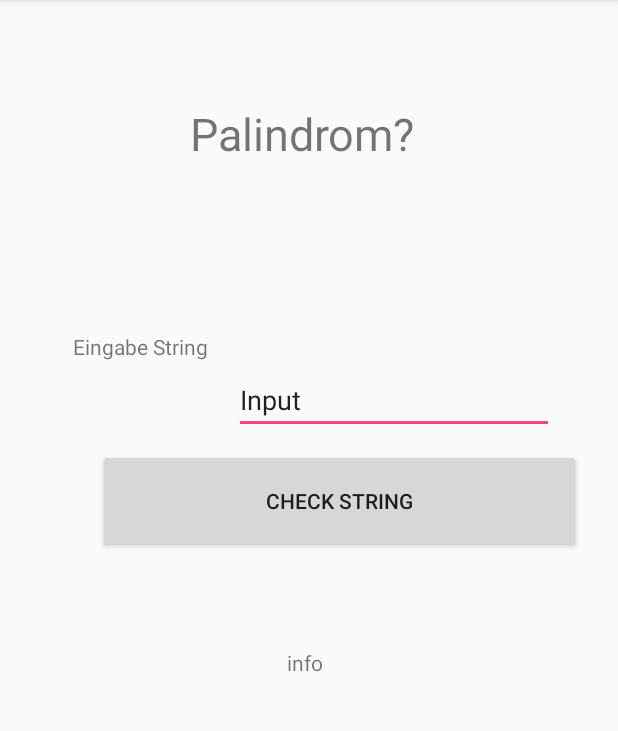
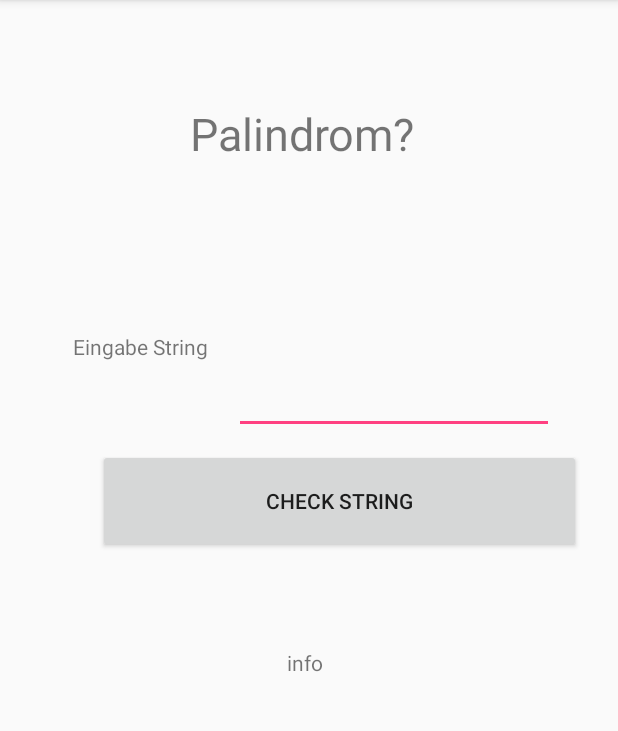
Before and after one commit to jophab96/EinzelabgabeV1, an Android app: the screen it shows after launch (MainActivity), on a phone screen of 412 x 824 dp, the part 84-815 px from its top. Run offline under Robolectric (Android 15) with nearby library versions, the phone set to English and light mode, and no system bars.

Commit message:
final Commit

```diff
--- a/app/src/main/res/layout/activity_main.xml
+++ b/app/src/main/res/layout/activity_main.xml
@@ -43,7 +43,7 @@
         android:layout_marginBottom="10dp"
         android:ems="10"
         android:inputType="textPersonName"
-        android:text="Input"
+        android:text=""
         app:layout_constraintBottom_toTopOf="@+id/button"
         app:layout_constraintEnd_toEndOf="parent"
         app:layout_constraintStart_toEndOf="@+id/textView2" />
```
